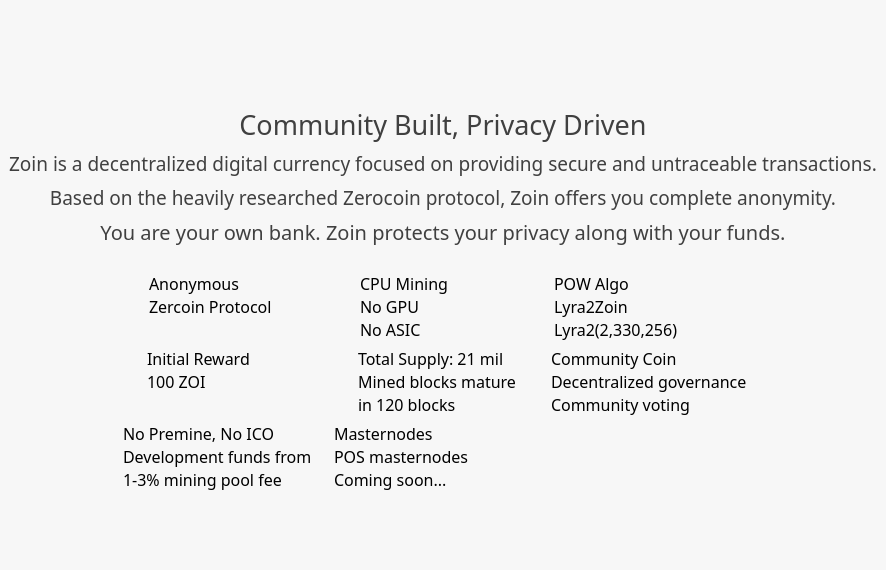
Above: src/qt/forms/macforms/learnmorepage.ui from noirofficial/noir before the change. Below: the same form after it.
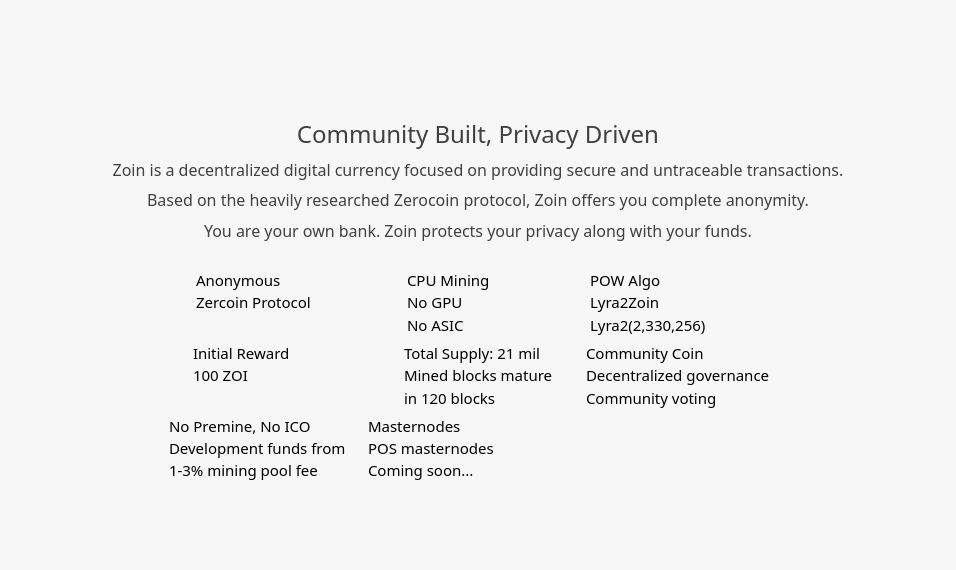
That is the form after the change. Icons and pictures are not drawn.

```diff
--- a/src/qt/forms/macforms/learnmorepage.ui
+++ b/src/qt/forms/macforms/learnmorepage.ui
@@ -6,7 +6,7 @@
    <rect>
     <x>0</x>
     <y>0</y>
-    <width>637</width>
+    <width>956</width>
     <height>570</height>
    </rect>
   </property>
@@ -415,7 +415,7 @@
           <property name="font">
            <font>
             <family>ZoinMedium</family>
-            <pointsize>20</pointsize>
+            <pointsize>18</pointsize>
             <weight>50</weight>
             <italic>false</italic>
             <bold>false</bold>
@@ -444,7 +444,7 @@
           <property name="font">
            <font>
             <family>ZoinLight</family>
-            <pointsize>14</pointsize>
+            <pointsize>12</pointsize>
             <weight>50</weight>
             <italic>false</italic>
             <bold>false</bold>
@@ -469,7 +469,7 @@
           <property name="font">
            <font>
             <family>ZoinLight</family>
-            <pointsize>14</pointsize>
+            <pointsize>12</pointsize>
             <weight>50</weight>
             <italic>false</italic>
             <bold>false</bold>
@@ -497,7 +497,7 @@
           <property name="font">
            <font>
             <family>ZoinMedium</family>
-            <pointsize>15</pointsize>
+            <pointsize>12</pointsize>
             <weight>50</weight>
             <bold>false</bold>
            </font>
@@ -588,7 +588,7 @@
               <property name="font">
                <font>
                 <family>ZoinMedium</family>
-                <pointsize>12</pointsize>
+                <pointsize>11</pointsize>
                 <weight>50</weight>
                 <bold>false</bold>
                </font>
@@ -606,7 +606,7 @@
               <property name="font">
                <font>
                 <family>ZoinLight</family>
-                <pointsize>12</pointsize>
+                <pointsize>11</pointsize>
                </font>
               </property>
               <property name="text">
@@ -680,7 +680,7 @@
               <property name="font">
                <font>
                 <family>ZoinMedium</family>
-                <pointsize>12</pointsize>
+                <pointsize>11</pointsize>
                 <weight>50</weight>
                 <bold>false</bold>
                </font>
@@ -707,7 +707,7 @@
               <property name="font">
                <font>
                 <family>ZoinLight</family>
-                <pointsize>12</pointsize>
+                <pointsize>11</pointsize>
                </font>
               </property>
               <property name="text">
@@ -723,7 +723,7 @@
               <property name="font">
                <font>
                 <family>ZoinLight</family>
-                <pointsize>12</pointsize>
+                <pointsize>11</pointsize>
                </font>
               </property>
               <property name="text">
@@ -778,7 +778,7 @@
               <property name="font">
                <font>
                 <family>ZoinMedium</family>
-                <pointsize>12</pointsize>
+                <pointsize>11</pointsize>
                 <weight>50</weight>
                 <bold>false</bold>
                </font>
@@ -796,7 +796,7 @@
               <property name="font">
                <font>
                 <family>ZoinLight</family>
-                <pointsize>12</pointsize>
+                <pointsize>11</pointsize>
                </font>
               </property>
               <property name="text">
@@ -812,7 +812,7 @@
               <property name="font">
                <font>
                 <family>ZoinLight</family>
-                <pointsize>12</pointsize>
+                <pointsize>11</pointsize>
                </font>
               </property>
               <property name="text">
@@ -912,7 +912,7 @@
               <property name="font">
                <font>
                 <family>ZoinMedium</family>
-                <pointsize>12</pointsize>
+                <pointsize>11</pointsize>
                 <weight>50</weight>
                 <bold>false</bold>
                </font>
@@ -930,7 +930,7 @@
               <property name="font">
                <font>
                 <family>ZoinLight</family>
-                <pointsize>12</pointsize>
+                <pointsize>11</pointsize>
                </font>
               </property>
               <property name="text">
@@ -1004,7 +1004,7 @@
               <property name="font">
                <font>
                 <family>ZoinMedium</family>
-                <pointsize>12</pointsize>
+                <pointsize>11</pointsize>
                 <weight>50</weight>
                 <bold>false</bold>
                </font>
@@ -1022,7 +1022,7 @@
               <property name="font">
                <font>
                 <family>ZoinLight</family>
-                <pointsize>12</pointsize>
+                <pointsize>11</pointsize>
                </font>
               </property>
               <property name="text">
@@ -1038,7 +1038,7 @@
               <property name="font">
                <font>
                 <family>ZoinLight</family>
-                <pointsize>12</pointsize>
+                <pointsize>11</pointsize>
                </font>
               </property>
               <property name="text">
@@ -1093,7 +1093,7 @@
               <property name="font">
                <font>
                 <family>ZoinMedium</family>
-                <pointsize>12</pointsize>
+                <pointsize>11</pointsize>
                 <weight>50</weight>
                 <bold>false</bold>
                </font>
@@ -1111,7 +1111,7 @@
               <property name="font">
                <font>
                 <family>ZoinLight</family>
-                <pointsize>12</pointsize>
+                <pointsize>11</pointsize>
                </font>
               </property>
               <property name="text">
@@ -1127,7 +1127,7 @@
               <property name="font">
                <font>
                 <family>ZoinLight</family>
-                <pointsize>12</pointsize>
+                <pointsize>11</pointsize>
                </font>
               </property>
               <property name="text">
@@ -1227,7 +1227,7 @@
               <property name="font">
                <font>
                 <family>ZoinMedium</family>
-                <pointsize>12</pointsize>
+                <pointsize>11</pointsize>
                 <weight>50</weight>
                 <bold>false</bold>
                </font>
@@ -1242,7 +1242,7 @@
               <property name="font">
                <font>
                 <family>ZoinLight</family>
-                <pointsize>12</pointsize>
+                <pointsize>11</pointsize>
                </font>
               </property>
               <property name="text">
@@ -1255,7 +1255,7 @@
               <property name="font">
                <font>
                 <family>ZoinLight</family>
-                <pointsize>12</pointsize>
+                <pointsize>11</pointsize>
                </font>
               </property>
               <property name="text">
@@ -1307,7 +1307,7 @@
               <property name="font">
                <font>
                 <family>ZoinMedium</family>
-                <pointsize>12</pointsize>
+                <pointsize>11</pointsize>
                 <weight>50</weight>
                 <bold>false</bold>
                </font>
@@ -1322,7 +1322,7 @@
               <property name="font">
                <font>
                 <family>ZoinLight</family>
-                <pointsize>12</pointsize>
+                <pointsize>11</pointsize>
                </font>
               </property>
               <property name="text">
@@ -1335,7 +1335,7 @@
               <property name="font">
                <font>
                 <family>ZoinLight</family>
-                <pointsize>12</pointsize>
+                <pointsize>11</pointsize>
                </font>
               </property>
               <property name="text">
```
Left out of the diff: 18 changed lines with no effect on the pictures.
